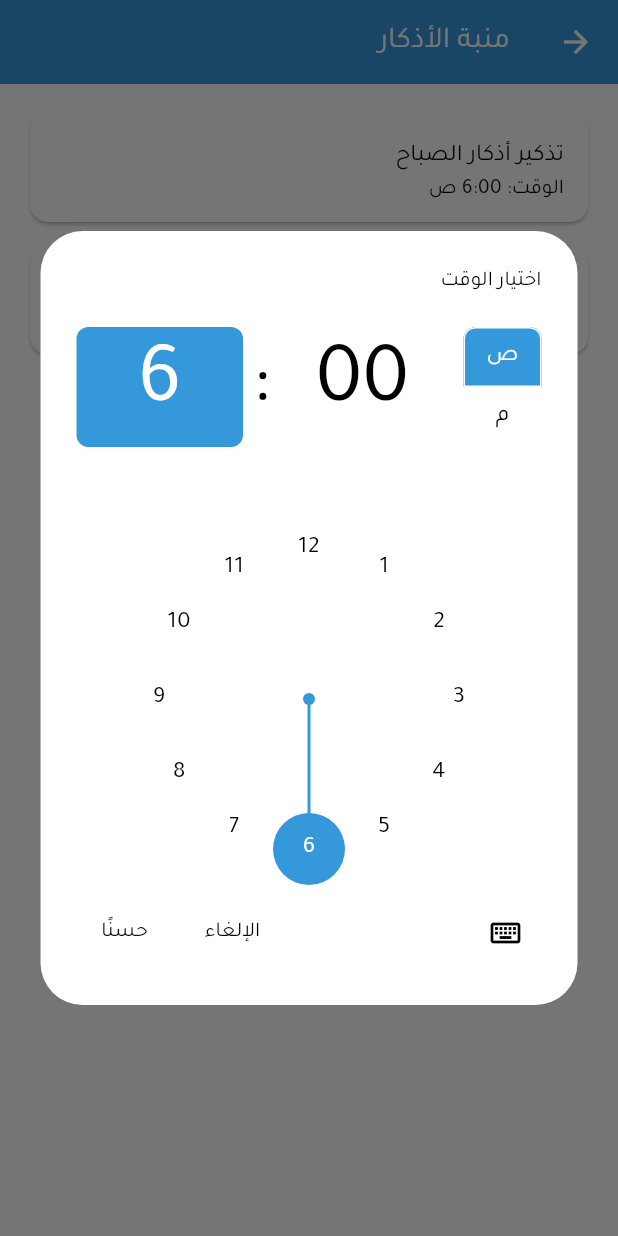
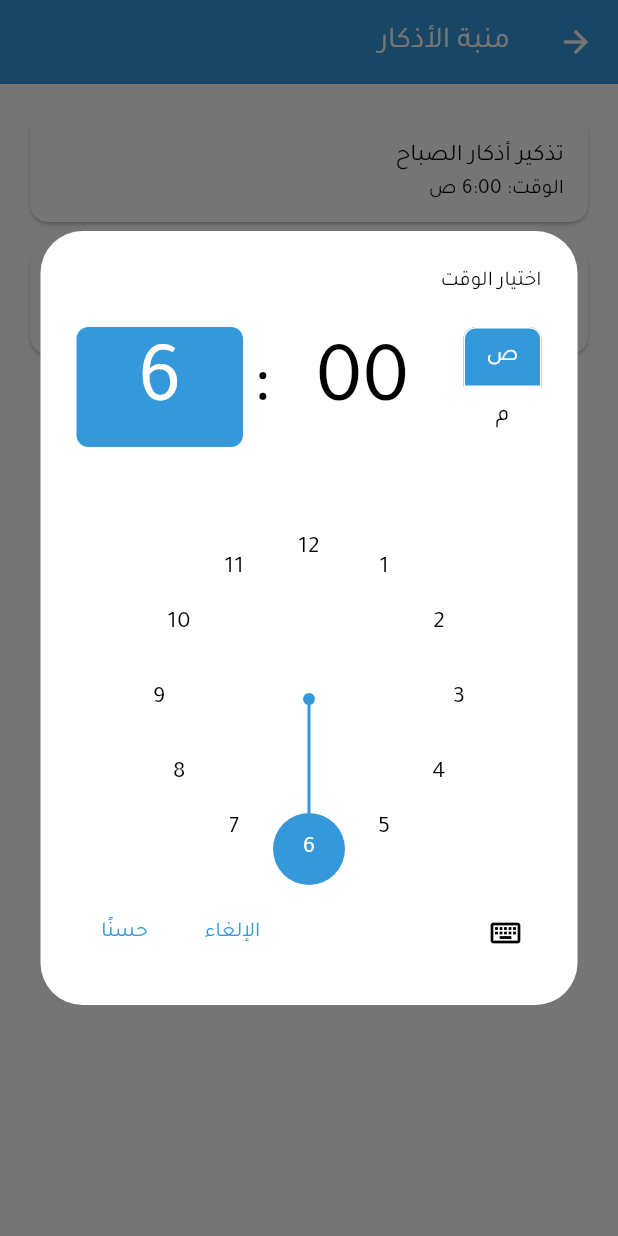
Before and after one commit to HGhurbani/afasi, a Flutter app: the _AdhkarReminderView screen opened directly, after a tap on "تذكير أذكار الصباح", on a phone screen of 412 x 824 dp. Run offline on Flutter 3.47's test engine with Material 3 defaults, Android fonts, the phone set to English and light mode, and no system bars; our stand-ins replace adhan, audio_service, bloc, connectivity_plus, equatable, firebase_core and 13 more; missing offline and left inert: firebase_in_app_messaging, youtube_explode_dart; accounts and stored records are empty.

Commit message:
Adjust time picker theme colors

```diff
--- a/lib/features/adhkar_reminder/presentation/pages/adhkar_reminder_page.dart
+++ b/lib/features/adhkar_reminder/presentation/pages/adhkar_reminder_page.dart
@@ -94,15 +94,24 @@ class _AdhkarReminderView extends StatelessWidget {
       context: context,
       initialTime: initialTime,
       builder: (context, child) {
+        final theme = Theme.of(context);
+        final colorScheme = theme.colorScheme;
+        final isDark = theme.brightness == Brightness.dark;
+        final buttonTextColor = isDark ? colorScheme.secondary : colorScheme.primary;
+        final helpTextColor = isDark ? colorScheme.onSurface : colorScheme.onSurfaceVariant;
+
         return Theme(
-          data: Theme.of(context).copyWith(
+          data: theme.copyWith(
             textButtonTheme: TextButtonThemeData(
               style: TextButton.styleFrom(
-                foregroundColor: Colors.black,
+                foregroundColor: buttonTextColor,
               ),
             ),
-            timePickerTheme: const TimePickerThemeData(
-              helpTextStyle: TextStyle(color: Colors.black),
+            timePickerTheme: theme.timePickerTheme.copyWith(
+              helpTextStyle: theme.timePickerTheme.helpTextStyle?.copyWith(
+                    color: helpTextColor,
+                  ) ??
+                  TextStyle(color: helpTextColor),
             ),
           ),
           child: child!,
```
